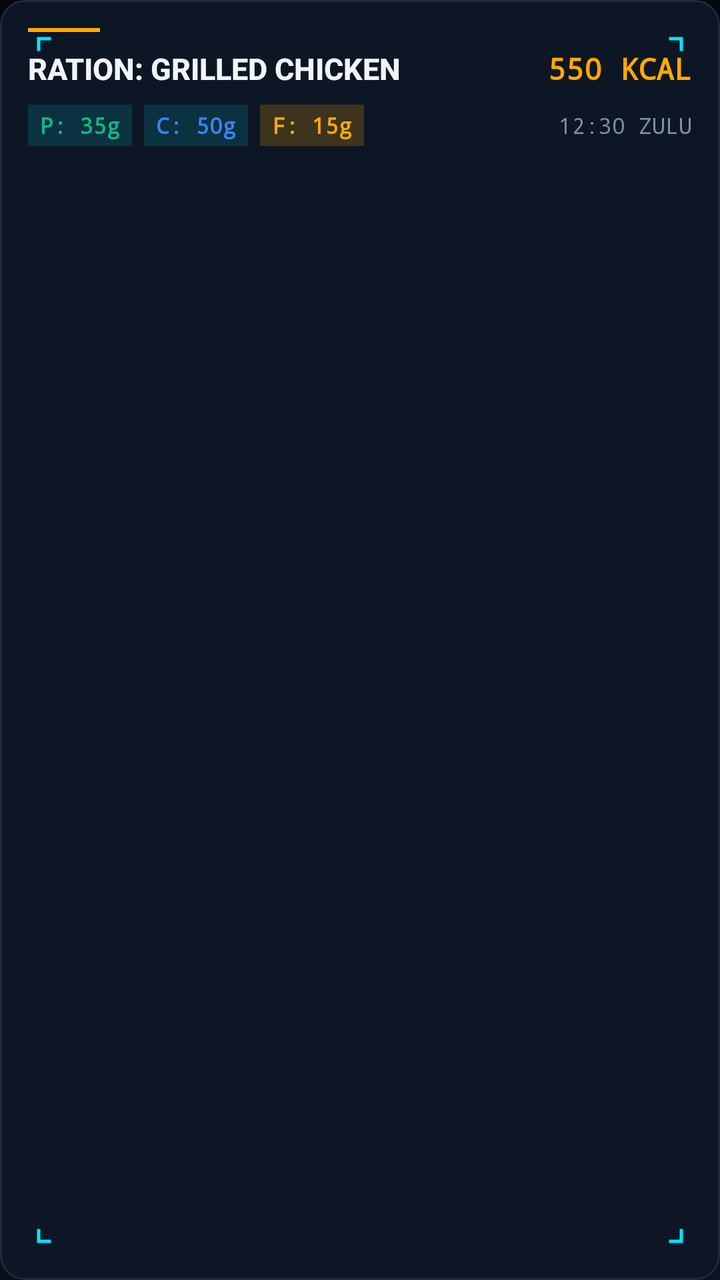
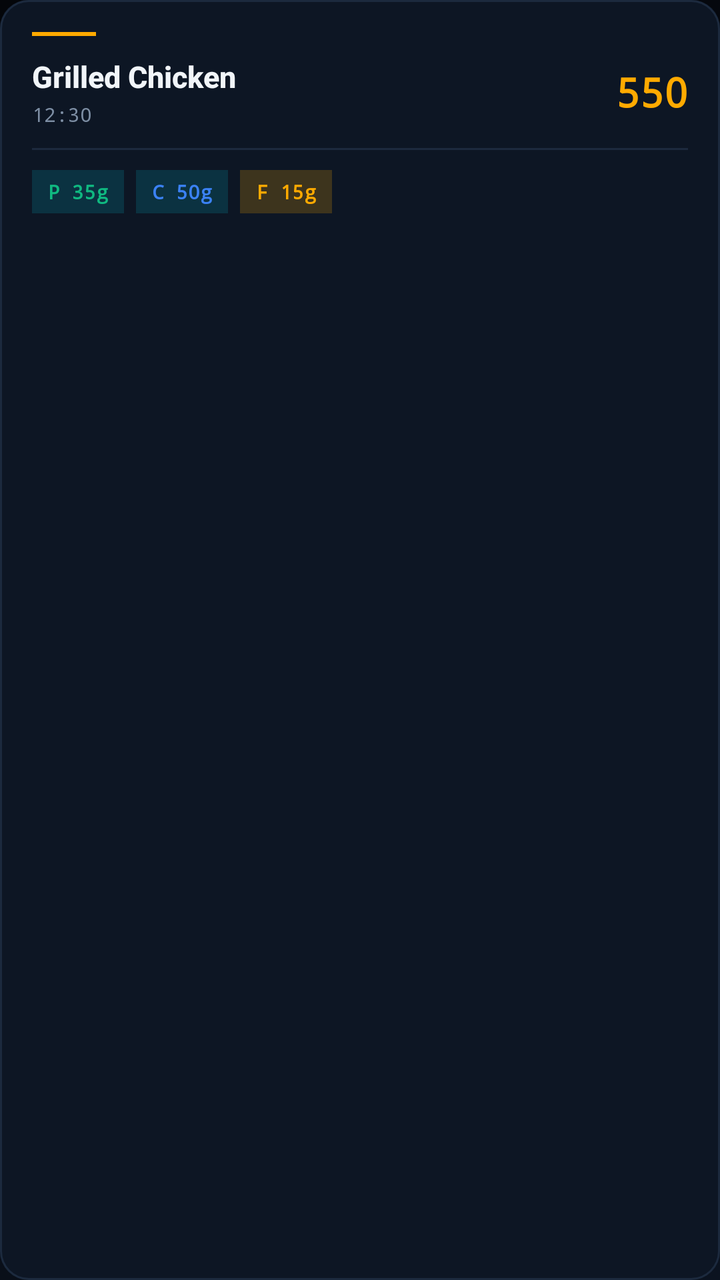

An Android layout rendered at two revisions. The XML below is the earlier revision; the diff shows what the commit changed to produce the second picture.
<!-- AndroidManifest.xml: application theme Theme.KazuhiraSync -->
<!-- res/layout/item_meal.xml -->
<?xml version="1.0" encoding="utf-8"?>
<FrameLayout xmlns:android="http://schemas.android.com/apk/res/android"
    android:layout_width="match_parent"
    android:layout_height="wrap_content"
    android:background="@drawable/bg_idroid_card"
    android:padding="14dp"
    android:layout_marginVertical="4dp">

    <LinearLayout
        android:layout_width="match_parent"
        android:layout_height="wrap_content"
        android:orientation="vertical">

        
        <View
            android:layout_width="36dp"
            android:layout_height="2dp"
            android:background="@color/idroid_amber"
            android:layout_marginBottom="8dp" />

        <RelativeLayout
            android:layout_width="match_parent"
            android:layout_height="wrap_content"
            android:layout_marginBottom="8dp">

            <TextView
                android:id="@+id/tvMealTitle"
                android:layout_width="wrap_content"
                android:layout_height="wrap_content"
                android:layout_alignParentStart="true"
                android:layout_toStartOf="@id/tvMealCalories"
                android:text="RATION: GRILLED CHICKEN"
                android:textSize="15sp"
                android:textStyle="bold"
                android:textColor="@color/idroid_text_main"
                android:fontFamily="sans-serif-medium" />

            <TextView
                android:id="@+id/tvMealCalories"
                android:layout_width="wrap_content"
                android:layout_height="wrap_content"
                android:layout_alignParentEnd="true"
                android:text="550 KCAL"
                android:textSize="15sp"
                android:textStyle="bold"
                android:textColor="@color/idroid_amber"
                android:fontFamily="monospace" />
        </RelativeLayout>

        
        <LinearLayout
            android:layout_width="match_parent"
            android:layout_height="wrap_content"
            android:orientation="horizontal"
            android:gravity="center_vertical">

            <TextView
                android:id="@+id/tvProteinBadge"
                android:layout_width="wrap_content"
                android:layout_height="wrap_content"
                android:text="P: 35g"
                android:textSize="11sp"
                android:textStyle="bold"
                android:textColor="@color/idroid_green"
                android:background="@color/idroid_cyan_dim"
                android:paddingHorizontal="6dp"
                android:paddingVertical="3dp"
                android:layout_marginEnd="6dp"
                android:fontFamily="monospace" />

            <TextView
                android:id="@+id/tvCarbBadge"
                android:layout_width="wrap_content"
                android:layout_height="wrap_content"
                android:text="C: 50g"
                android:textSize="11sp"
                android:textStyle="bold"
                android:textColor="@color/idroid_blue"
                android:background="@color/idroid_cyan_dim"
                android:paddingHorizontal="6dp"
                android:paddingVertical="3dp"
                android:layout_marginEnd="6dp"
                android:fontFamily="monospace" />

            <TextView
                android:id="@+id/tvFatBadge"
                android:layout_width="wrap_content"
                android:layout_height="wrap_content"
                android:text="F: 15g"
                android:textSize="11sp"
                android:textStyle="bold"
                android:textColor="@color/idroid_amber"
                android:background="@color/idroid_amber_dim"
                android:paddingHorizontal="6dp"
                android:paddingVertical="3dp"
                android:fontFamily="monospace" />

            <View
                android:layout_width="0dp"
                android:layout_height="0dp"
                android:layout_weight="1" />

            <TextView
                android:id="@+id/tvMealTime"
                android:layout_width="wrap_content"
                android:layout_height="wrap_content"
                android:text="12:30 ZULU"
                android:textSize="11sp"
                android:textColor="@color/idroid_text_dim"
                android:fontFamily="monospace" />
        </LinearLayout>
    </LinearLayout>

    
    <ImageView
        android:layout_width="16dp"
        android:layout_height="16dp"
        android:src="@drawable/ic_corner_tl"
        android:layout_gravity="start|top"
        android:layout_margin="4dp"
        android:contentDescription="@null" />
    <ImageView
        android:layout_width="16dp"
        android:layout_height="16dp"
        android:src="@drawable/ic_corner_tr"
        android:layout_gravity="end|top"
        android:layout_margin="4dp"
        android:contentDescription="@null" />
    <ImageView
        android:layout_width="16dp"
        android:layout_height="16dp"
        android:src="@drawable/ic_corner_bl"
        android:layout_gravity="start|bottom"
        android:layout_margin="4dp"
        android:contentDescription="@null" />
    <ImageView
        android:layout_width="16dp"
        android:layout_height="16dp"
        android:src="@drawable/ic_corner_br"
        android:layout_gravity="end|bottom"
        android:layout_margin="4dp"
        android:contentDescription="@null" />
</FrameLayout>
<!-- resources referenced by this layout -->
<resources>
  <color name="idroid_amber">#FFAA00</color>
  <color name="idroid_amber_dim">#33FFAA00</color>
  <color name="idroid_blue">#3B82F6</color>
  <color name="idroid_cyan_dim">#2200E5FF</color>
  <color name="idroid_green">#10B981</color>
  <color name="idroid_text_dim">#7D8EA4</color>
  <color name="idroid_text_main">#F1F5F9</color>
  <!-- drawable bg_idroid_card (drawable) -->
  <?xml version="1.0" encoding="utf-8"?>
  <shape xmlns:android="http://schemas.android.com/apk/res/android"
      android:shape="rectangle">
      <solid android:color="@color/idroid_card" />
      <corners android:radius="12dp" />
      <stroke
          android:width="1dp"
          android:color="@color/idroid_border" />
  </shape>
  <!-- drawable ic_corner_bl (drawable) -->
  <?xml version="1.0" encoding="utf-8"?>
  <vector xmlns:android="http://schemas.android.com/apk/res/android"
      android:width="24dp"
      android:height="24dp"
      android:viewportWidth="24"
      android:viewportHeight="24">
      <path
          android:pathData="M2,14 L2,22 L10,22"
          android:strokeColor="@color/idroid_cyan"
          android:strokeWidth="2.5"
          android:strokeLineCap="square" />
  </vector>
  <!-- drawable ic_corner_br (drawable) -->
  <?xml version="1.0" encoding="utf-8"?>
  <vector xmlns:android="http://schemas.android.com/apk/res/android"
      android:width="24dp"
      android:height="24dp"
      android:viewportWidth="24"
      android:viewportHeight="24">
      <path
          android:pathData="M22,14 L22,22 L14,22"
          android:strokeColor="@color/idroid_cyan"
          android:strokeWidth="2.5"
          android:strokeLineCap="square" />
  </vector>
  <!-- drawable ic_corner_tl (drawable) -->
  <?xml version="1.0" encoding="utf-8"?>
  <vector xmlns:android="http://schemas.android.com/apk/res/android"
      android:width="24dp"
      android:height="24dp"
      android:viewportWidth="24"
      android:viewportHeight="24">
      <path
          android:pathData="M2,10 L2,2 L10,2"
          android:strokeColor="@color/idroid_cyan"
          android:strokeWidth="2.5"
          android:strokeLineCap="square" />
  </vector>
  <!-- drawable ic_corner_tr (drawable) -->
  <?xml version="1.0" encoding="utf-8"?>
  <vector xmlns:android="http://schemas.android.com/apk/res/android"
      android:width="24dp"
      android:height="24dp"
      android:viewportWidth="24"
      android:viewportHeight="24">
      <path
          android:pathData="M22,10 L22,2 L14,2"
          android:strokeColor="@color/idroid_cyan"
          android:strokeWidth="2.5"
          android:strokeLineCap="square" />
  </vector>
  <style name="Theme.KazuhiraSync" parent="Theme.Material3.DayNight.NoActionBar">
          
          <item name="android:statusBarColor">@color/idroid_grad_top</item>
          <item name="android:windowLightStatusBar">false</item>
  
          
          <item name="android:navigationBarColor">@color/idroid_grad_bottom</item>
          <item name="android:windowLightNavigationBar">false</item>
  
          
          <item name="android:windowBackground">@drawable/bg_idroid_root</item>
  
          
          <item name="colorPrimary">@color/idroid_amber</item>
          <item name="colorOnPrimary">#070B12</item>
          <item name="colorSecondary">@color/idroid_cyan</item>
          <item name="colorOnSecondary">#070B12</item>
          <item name="android:colorBackground">@color/idroid_bg</item>
      </style>
  <color name="idroid_card">#0D1624</color>
  <color name="idroid_border">#1C2A3E</color>
  <color name="idroid_cyan">#00E5FF</color>
  <color name="idroid_grad_top">#0B1320</color>
  <color name="idroid_grad_bottom">#04060A</color>
  <!-- drawable bg_idroid_root (drawable) -->
  <?xml version="1.0" encoding="utf-8"?>
  <shape xmlns:android="http://schemas.android.com/apk/res/android"
      android:shape="rectangle">
      <gradient
          android:type="linear"
          android:angle="135"
          android:startColor="#0B1320"
          android:centerColor="#070B12"
          android:endColor="#04060A" />
  </shape>
  <color name="idroid_bg">#070B12</color>
</resources>

<!-- the commit's change to res/layout/item_meal.xml (unified diff, before → after) -->
@@ -1,143 +1,121 @@
 <?xml version="1.0" encoding="utf-8"?>
-<FrameLayout xmlns:android="http://schemas.android.com/apk/res/android"
+<LinearLayout xmlns:android="http://schemas.android.com/apk/res/android"
     android:layout_width="match_parent"
     android:layout_height="wrap_content"
+    android:orientation="vertical"
     android:background="@drawable/bg_idroid_card"
-    android:padding="14dp"
+    android:padding="16dp"
     android:layout_marginVertical="4dp">
 
-    <LinearLayout
+    
+    <View
+        android:layout_width="32dp"
+        android:layout_height="2dp"
+        android:background="@color/idroid_amber"
+        android:layout_marginBottom="10dp" />
+
+    <RelativeLayout
         android:layout_width="match_parent"
         android:layout_height="wrap_content"
-        android:orientation="vertical">
+        android:layout_marginBottom="10dp">
 
-        
-        <View
-            android:layout_width="36dp"
-            android:layout_height="2dp"
-            android:background="@color/idroid_amber"
-            android:layout_marginBottom="8dp" />
-
-        <RelativeLayout
-            android:layout_width="match_parent"
+        <LinearLayout
+            android:layout_width="wrap_content"
             android:layout_height="wrap_content"
-            android:layout_marginBottom="8dp">
+            android:orientation="vertical"
+            android:layout_alignParentStart="true"
+            android:layout_toStartOf="@id/tvMealCalories"
+            android:layout_centerVertical="true">
 
             <TextView
                 android:id="@+id/tvMealTitle"
                 android:layout_width="wrap_content"
                 android:layout_height="wrap_content"
-                android:layout_alignParentStart="true"
-                android:layout_toStartOf="@id/tvMealCalories"
-                android:text="RATION: GRILLED CHICKEN"
+                android:text="Grilled Chicken"
                 android:textSize="15sp"
                 android:textStyle="bold"
                 android:textColor="@color/idroid_text_main"
-                android:fontFamily="sans-serif-medium" />
-
-            <TextView
-                android:id="@+id/tvMealCalories"
-                android:layout_width="wrap_content"
-                android:layout_height="wrap_content"
-                android:layout_alignParentEnd="true"
-                android:text="550 KCAL"
-                android:textSize="15sp"
-                android:textStyle="bold"
-                android:textColor="@color/idroid_amber"
-                android:fontFamily="monospace" />
-        </RelativeLayout>
-
-        
-        <LinearLayout
-            android:layout_width="match_parent"
-            android:layout_height="wrap_content"
-            android:orientation="horizontal"
-            android:gravity="center_vertical">
-
-            <TextView
-                android:id="@+id/tvProteinBadge"
-                android:layout_width="wrap_content"
-                android:layout_height="wrap_content"
-                android:text="P: 35g"
-                android:textSize="11sp"
-                android:textStyle="bold"
-                android:textColor="@color/idroid_green"
-                android:background="@color/idroid_cyan_dim"
-                android:paddingHorizontal="6dp"
-                android:paddingVertical="3dp"
-                android:layout_marginEnd="6dp"
-                android:fontFamily="monospace" />
-
-            <TextView
-                android:id="@+id/tvCarbBadge"
-                android:layout_width="wrap_content"
-                android:layout_height="wrap_content"
-                android:text="C: 50g"
-                android:textSize="11sp"
-                android:textStyle="bold"
-                android:textColor="@color/idroid_blue"
-                android:background="@color/idroid_cyan_dim"
-                android:paddingHorizontal="6dp"
-                android:paddingVertical="3dp"
-                android:layout_marginEnd="6dp"
-                android:fontFamily="monospace" />
-
-            <TextView
-                android:id="@+id/tvFatBadge"
-                android:layout_width="wrap_content"
-                android:layout_height="wrap_content"
-                android:text="F: 15g"
-                android:textSize="11sp"
-                android:textStyle="bold"
-                android:textColor="@color/idroid_amber"
-                android:background="@color/idroid_amber_dim"
-                android:paddingHorizontal="6dp"
-                android:paddingVertical="3dp"
-                android:fontFamily="monospace" />
-
-            <View
-                android:layout_width="0dp"
-                android:layout_height="0dp"
-                android:layout_weight="1" />
+                android:fontFamily="sans-serif-medium"
+                android:maxLines="1"
+                android:ellipsize="end" />
 
             <TextView
                 android:id="@+id/tvMealTime"
                 android:layout_width="wrap_content"
                 android:layout_height="wrap_content"
-                android:text="12:30 ZULU"
-                android:textSize="11sp"
+                android:text="12:30"
+                android:textSize="10sp"
                 android:textColor="@color/idroid_text_dim"
-                android:fontFamily="monospace" />
+                android:fontFamily="monospace"
+                android:layout_marginTop="2dp" />
         </LinearLayout>
+
+        <TextView
+            android:id="@+id/tvMealCalories"
+            android:layout_width="wrap_content"
+            android:layout_height="wrap_content"
+            android:layout_alignParentEnd="true"
+            android:layout_centerVertical="true"
+            android:text="550"
+            android:textSize="20sp"
+            android:textStyle="bold"
+            android:textColor="@color/idroid_amber"
+            android:fontFamily="monospace" />
+    </RelativeLayout>
+
+    <View
+        android:layout_width="match_parent"
+        android:layout_height="1dp"
+        android:background="@color/idroid_border"
+        android:layout_marginBottom="10dp" />
+
+    
+    <LinearLayout
+        android:layout_width="match_parent"
+        android:layout_height="wrap_content"
+        android:orientation="horizontal"
+        android:gravity="center_vertical">
+
+        <TextView
+            android:id="@+id/tvProteinBadge"
+            android:layout_width="wrap_content"
+            android:layout_height="wrap_content"
+            android:text="P 35g"
+            android:textSize="10sp"
+            android:textStyle="bold"
+            android:textColor="@color/idroid_green"
+            android:background="@color/idroid_cyan_dim"
+            android:paddingHorizontal="8dp"
+            android:paddingVertical="4dp"
+            android:layout_marginEnd="6dp"
+            android:fontFamily="monospace" />
+
+        <TextView
+            android:id="@+id/tvCarbBadge"
+            android:layout_width="wrap_content"
+            android:layout_height="wrap_content"
+            android:text="C 50g"
+            android:textSize="10sp"
+            android:textStyle="bold"
+            android:textColor="@color/idroid_blue"
+            android:background="@color/idroid_cyan_dim"
+            android:paddingHorizontal="8dp"
+            android:paddingVertical="4dp"
+            android:layout_marginEnd="6dp"
+            android:fontFamily="monospace" />
+
+        <TextView
+            android:id="@+id/tvFatBadge"
+            android:layout_width="wrap_content"
+            android:layout_height="wrap_content"
+            android:text="F 15g"
+            android:textSize="10sp"
+            android:textStyle="bold"
+            android:textColor="@color/idroid_amber"
+            android:background="@color/idroid_amber_dim"
+            android:paddingHorizontal="8dp"
+            android:paddingVertical="4dp"
+            android:fontFamily="monospace" />
     </LinearLayout>
 
-    
-    <ImageView
-        android:layout_width="16dp"
-        android:layout_height="16dp"
-        android:src="@drawable/ic_corner_tl"
-        android:layout_gravity="start|top"
-        android:layout_margin="4dp"
-        android:contentDescription="@null" />
-    <ImageView
-        android:layout_width="16dp"
-        android:layout_height="16dp"
-        android:src="@drawable/ic_corner_tr"
-        android:layout_gravity="end|top"
-        android:layout_margin="4dp"
-        android:contentDescription="@null" />
-    <ImageView
-        android:layout_width="16dp"
-        android:layout_height="16dp"
-        android:src="@drawable/ic_corner_bl"
-        android:layout_gravity="start|bottom"
-        android:layout_margin="4dp"
-        android:contentDescription="@null" />
-    <ImageView
-        android:layout_width="16dp"
-        android:layout_height="16dp"
-        android:src="@drawable/ic_corner_br"
-        android:layout_gravity="end|bottom"
-        android:layout_margin="4dp"
-        android:contentDescription="@null" />
-</FrameLayout>
+</LinearLayout>
<!-- resource entries referenced after the edit -->
@@ -9,66 +9,20 @@
   <color name="idroid_text_main">#F1F5F9</color>
   <!-- drawable bg_idroid_card (drawable) -->
   <?xml version="1.0" encoding="utf-8"?>
-  <shape xmlns:android="http://schemas.android.com/apk/res/android"
-      android:shape="rectangle">
-      <solid android:color="@color/idroid_card" />
-      <corners android:radius="12dp" />
-      <stroke
-          android:width="1dp"
-          android:color="@color/idroid_border" />
-  </shape>
-  <!-- drawable ic_corner_bl (drawable) -->
-  <?xml version="1.0" encoding="utf-8"?>
-  <vector xmlns:android="http://schemas.android.com/apk/res/android"
-      android:width="24dp"
-      android:height="24dp"
-      android:viewportWidth="24"
-      android:viewportHeight="24">
-      <path
-          android:pathData="M2,14 L2,22 L10,22"
-          android:strokeColor="@color/idroid_cyan"
-          android:strokeWidth="2.5"
-          android:strokeLineCap="square" />
-  </vector>
-  <!-- drawable ic_corner_br (drawable) -->
-  <?xml version="1.0" encoding="utf-8"?>
-  <vector xmlns:android="http://schemas.android.com/apk/res/android"
-      android:width="24dp"
-      android:height="24dp"
-      android:viewportWidth="24"
-      android:viewportHeight="24">
-      <path
-          android:pathData="M22,14 L22,22 L14,22"
-          android:strokeColor="@color/idroid_cyan"
-          android:strokeWidth="2.5"
-          android:strokeLineCap="square" />
-  </vector>
-  <!-- drawable ic_corner_tl (drawable) -->
-  <?xml version="1.0" encoding="utf-8"?>
-  <vector xmlns:android="http://schemas.android.com/apk/res/android"
-      android:width="24dp"
-      android:height="24dp"
-      android:viewportWidth="24"
-      android:viewportHeight="24">
-      <path
-          android:pathData="M2,10 L2,2 L10,2"
-          android:strokeColor="@color/idroid_cyan"
-          android:strokeWidth="2.5"
-          android:strokeLineCap="square" />
-  </vector>
-  <!-- drawable ic_corner_tr (drawable) -->
-  <?xml version="1.0" encoding="utf-8"?>
-  <vector xmlns:android="http://schemas.android.com/apk/res/android"
-      android:width="24dp"
-      android:height="24dp"
-      android:viewportWidth="24"
-      android:viewportHeight="24">
-      <path
-          android:pathData="M22,10 L22,2 L14,2"
-          android:strokeColor="@color/idroid_cyan"
-          android:strokeWidth="2.5"
-          android:strokeLineCap="square" />
-  </vector>
+  <layer-list xmlns:android="http://schemas.android.com/apk/res/android">
+      <item>
+          <shape android:shape="rectangle">
+              <solid android:color="@color/idroid_card" />
+              <corners android:radius="14dp" />
+          </shape>
+      </item>
+      <item>
+          <shape android:shape="rectangle">
+              <corners android:radius="14dp" />
+              <stroke android:width="1dp" android:color="@color/idroid_border" />
+          </shape>
+      </item>
+  </layer-list>
   <style name="Theme.KazuhiraSync" parent="Theme.Material3.DayNight.NoActionBar">
           
           <item name="android:statusBarColor">@color/idroid_grad_top</item>
